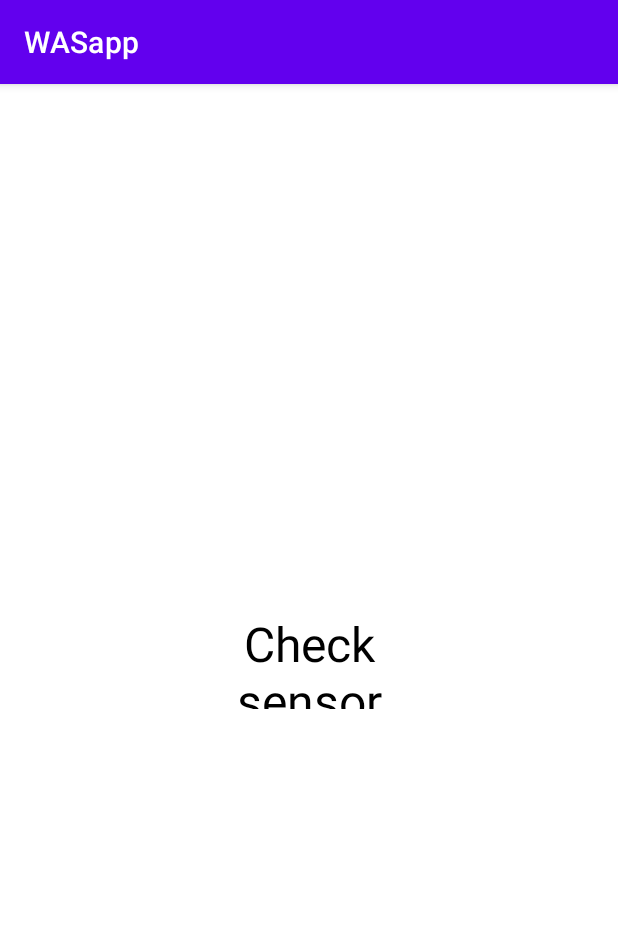
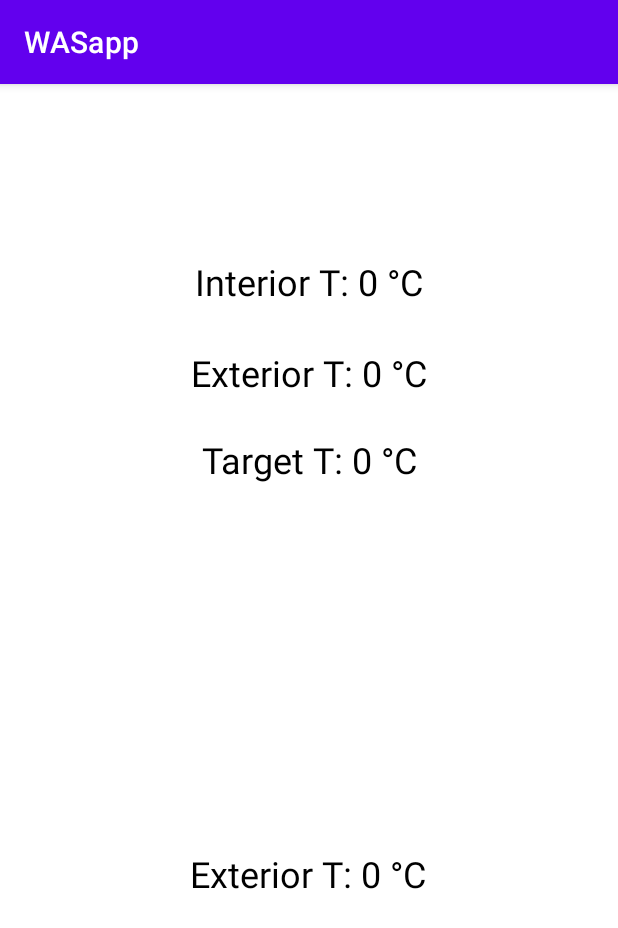
Before and after one commit to FabriceTUe/WASapp, an Android app: the screen it shows after launch (MainActivity), on a phone screen of 412 x 824 dp. Shown: the top 928 px of the screen. Run offline under Robolectric (Android 15) with nearby library versions, the phone set to English and light mode, and no system bars; network calls fail; 1 statement that could not run was skipped.

Commit message:
Added UI updater

```diff
--- a/app/src/main/java/com/example/wasapp/ClientLoopTask.java
+++ b/app/src/main/java/com/example/wasapp/ClientLoopTask.java
@@ -12,18 +12,29 @@ public class ClientLoopTask extends AsyncTask<Void, Void, Void> {
     private String errorText;
     private TextView notificationText;
     private Context context;
-    private static Notifier notifier;
+    private Notifier notifier;
+    private InterfaceUpdater interfaceUpdater;
+    private Settings settings;
 
     // Singleton:
     private static ClientLoopTask instance;
     private ClientLoopTask() {}
-    public static synchronized ClientLoopTask getInstance(Context context) {
+    public static synchronized ClientLoopTask getInstance(Context context,
+                                                          TextView interiorTemperatureText,
+                                                          TextView exteriorTemperatureText,
+                                                          TextView targetTemperatureText,
+                                                          TextView notificationText,
+                                                          Settings settings) {
         if (instance == null) {
             instance = new ClientLoopTask();
             instance.context = context;
-            notifier = new Notifier(context);
+            instance.notifier = new Notifier(context);
+            instance.interfaceUpdater = new InterfaceUpdater(context,
+                    interiorTemperatureText, exteriorTemperatureText,
+                    targetTemperatureText, notificationText);
             instance.errorText =
                     "Check sensor connection.";
+            instance.settings = settings;
             elapsed = System.currentTimeMillis();
         }
         return instance;
@@ -57,17 +68,8 @@ public class ClientLoopTask extends AsyncTask<Void, Void, Void> {
                 continue; // try again immediately
             }
 
-            if (temperature < targetTemperature &&
-            secondsSinceLastNotification > 30 &&
-            !hasBeenNotified) {
-                secondsSinceLastNotification = 0;
-                notifier.NotifyClose();
-            } else if (temperature > targetTemperature &&
-            secondsSinceLastNotification > 30 &&
-            !hasBeenNotified) {
-                secondsSinceLastNotification = 0;
-                notifier.NotifyOpen();
-            }
+            interfaceUpdater.updateInterface(settings, temperature,
+                    10, secondsSinceLastNotification); // update interface
 
             try {
                 Thread.sleep(5000); // sleep 5 seconds until next iteration...
--- /dev/null
+++ b/app/src/main/java/com/example/wasapp/InterfaceUpdater.java
@@ -0,0 +1,63 @@
+package com.example.wasapp;
+
+import android.content.Context;
+import android.widget.TextView;
+
+public class InterfaceUpdater {
+    private Notifier notifier;
+    private Context context;
+    private TextView interiorTemperatureText;
+    private TextView exteriorTemperatureText;
+    private TextView targetTemperatureText;
+    private TextView notificationText;
+
+    private String openWindowsText = "Open your windows.";
+    private String closeWindowsText = "Close your windows.";
+    private String defaultText = "Window state optimal.";
+
+    public InterfaceUpdater(Context context, TextView interiorTemperatureText,
+                            TextView exteriorTemperatureText,
+                            TextView targetTemperatureText,
+                            TextView notificationText) {
+        this.context = context;
+        this.interiorTemperatureText = interiorTemperatureText;
+        this.exteriorTemperatureText = exteriorTemperatureText;
+        this.targetTemperatureText = targetTemperatureText;
+        this.notificationText = notificationText;
+        notifier = new Notifier(context);
+    }
+
+    public void updateInterface(Settings settings, float exteriorTemperature,
+                                float interiorTemperature, int clock) {
+        exteriorTemperatureText.setText("Exterior T: " + exteriorTemperature);
+        interiorTemperatureText.setText("Interior T: " + interiorTemperature);
+        targetTemperatureText.setText("Target T: " + settings.getTargetTemperature());
+
+        if (clock < settings.getMessageDelay())
+            return; // if the last message is too recent, immediately return
+
+        if (interiorTemperature > exteriorTemperature + settings.getTemperatureTolerance() &&
+        settings.getTargetTemperature() < interiorTemperature) {
+            notifier.NotifyOpen(); // you stand to gain cooling by opening windows
+            notificationText.setText(openWindowsText);
+            return;
+        } else if (interiorTemperature > exteriorTemperature + settings.getTemperatureTolerance() &&
+        settings.getTargetTemperature() > interiorTemperature) {
+            notifier.NotifyClose(); // you stand to retain heat by closing windows
+            notificationText.setText(closeWindowsText);
+            return;
+        } else if (interiorTemperature < exteriorTemperature - settings.getTemperatureTolerance() &&
+        settings.getTargetTemperature() < interiorTemperature) {
+            notifier.NotifyClose(); // you stand to retain cool air by closing windows
+            notificationText.setText(closeWindowsText);
+            return;
+        } else if (interiorTemperature < exteriorTemperature - settings.getTemperatureTolerance() &&
+        settings.getTargetTemperature() > interiorTemperature) {
+            notifier.NotifyOpen(); // you stand to gain heat by opening windows
+            notificationText.setText(openWindowsText);
+            return;
+        }
+
+        notificationText.setText(defaultText);
+    }
+}
--- a/app/src/main/java/com/example/wasapp/MainActivity.java
+++ b/app/src/main/java/com/example/wasapp/MainActivity.java
@@ -15,7 +15,7 @@ public class MainActivity extends AppCompatActivity {
     private OkHttpClient httpClient = new OkHttpClient();
     private String url = "https://192.168.43.82/temperature"; // store url of ESP8266
     private String temperature;
-    private ClientLoopTask notifierTask;
+    private ClientLoopTask clientLoopTask;
 
     @Override
     protected void onCreate(Bundle savedInstanceState) {
@@ -24,30 +24,20 @@ public class MainActivity extends AppCompatActivity {
         // set content of activity:
         setContentView(R.layout.activity_main);
         // Get handle on textview:
-        TextView temperatureText = findViewById(R.id.temperatureText);
-        notifierTask = ClientLoopTask.getInstance(this);
-        notifierTask.setTargetTemperature(-1);
-        notifierTask.setNotificationText(temperatureText);
-        notifierTask.execute();
+        TextView interiorTemperatureText = findViewById(R.id.interiorTemperatureText);
+        TextView exteriorTemperatureText = findViewById(R.id.exteriorTemperatureText);
+        TextView targetTemperatureText = findViewById(R.id.targetTemperatureText);
+        TextView notificationText = findViewById(R.id.notificationText);
+        Settings settings = Settings.getInstance();
 
-//        // Get temperature by querying ESP8266:
-//        RetrieveTemperatureTask temperatureTask =
-//                new RetrieveTemperatureTask(); // create task to get temperature
-//        temperatureTask.execute();
-//        try {
-//            temperature = temperatureTask.get(); // actually get the temperature
-//            Log.d("DEBUG:", temperature);
-//        } catch (ExecutionException e) {
-//            throw new RuntimeException(e);
-//        } catch (InterruptedException e) {
-//            throw new RuntimeException(e);
-//        }
-//        temperatureText.setText(temperature); // set the text to temperature
+        clientLoopTask = ClientLoopTask.getInstance(this, interiorTemperatureText,
+                exteriorTemperatureText, targetTemperatureText, notificationText, settings);
+        clientLoopTask.execute();
     }
 
     @Override
     protected void onDestroy() {
-        notifierTask.cancel(true); // close down the background task...
+        clientLoopTask.cancel(true); // close down the background task...
         super.onDestroy();
     }
 }
--- a/app/src/main/java/com/example/wasapp/Settings.java
+++ b/app/src/main/java/com/example/wasapp/Settings.java
@@ -1,9 +1,9 @@
 package com.example.wasapp;
 
 public class Settings {
-    float targetTemperature;
-    float temperatureTolerance;
-    int messageDelay;
+    private float targetTemperature;
+    private float temperatureTolerance;
+    private int messageDelay;
 
     // Singleton
     private static Settings instance;
@@ -11,6 +11,9 @@ public class Settings {
     public static synchronized Settings getInstance() {
         if (instance == null) {
             instance = new Settings();
+            instance.targetTemperature = -1; // set defaults...
+            instance.temperatureTolerance = 0;
+            instance.messageDelay = 30;
         }
 
         return instance;
@@ -19,12 +22,21 @@ public class Settings {
     public void setTargetTemperature(float targetTemperature) {
         this.targetTemperature = targetTemperature;
     }
+    public float getTargetTemperature() {
+        return targetTemperature;
+    }
 
     public void setTemperatureTolerance(float temperatureTolerance) {
         this.temperatureTolerance = temperatureTolerance;
+    }
+    public float getTemperatureTolerance() {
+        return temperatureTolerance;
     }
 
     public void setMessageDelay(int messageDelay) {
         this.messageDelay = messageDelay;
     }
+    public int getMessageDelay() {
+        return messageDelay;
+    }
 }
--- a/app/src/main/res/layout/activity_main.xml
+++ b/app/src/main/res/layout/activity_main.xml
@@ -8,16 +8,60 @@
     tools:context=".MainActivity">
 
     <TextView
-        android:id="@+id/temperatureText"
-        android:layout_width="189dp"
-        android:layout_height="65dp"
-        android:text="0 °C"
+        android:id="@+id/interiorTemperatureText"
+        android:layout_width="201dp"
+        android:layout_height="42dp"
+        android:text="Interior T: 0 °C"
         android:textAlignment="center"
         android:textColor="#000000"
-        android:textSize="32sp"
+        android:textSize="24sp"
         app:layout_constraintBottom_toBottomOf="parent"
         app:layout_constraintEnd_toEndOf="parent"
         app:layout_constraintStart_toStartOf="parent"
-        app:layout_constraintTop_toTopOf="parent" />
+        app:layout_constraintTop_toTopOf="parent"
+        app:layout_constraintVertical_bias="0.159" />
+
+    <TextView
+        android:id="@+id/exteriorTemperatureText"
+        android:layout_width="201dp"
+        android:layout_height="42dp"
+        android:text="Exterior T: 0 °C"
+        android:textAlignment="center"
+        android:textColor="#000000"
+        android:textSize="24sp"
+        app:layout_constraintBottom_toBottomOf="parent"
+        app:layout_constraintEnd_toEndOf="parent"
+        app:layout_constraintStart_toStartOf="parent"
+        app:layout_constraintTop_toTopOf="parent"
+        app:layout_constraintVertical_bias="0.242" />
+
+    <TextView
+        android:id="@+id/targetTemperatureText"
+        android:layout_width="201dp"
+        android:layout_height="42dp"
+        android:text="Target T: 0 °C"
+        android:textAlignment="center"
+        android:textColor="#000000"
+        android:textSize="24sp"
+        app:layout_constraintBottom_toBottomOf="parent"
+        app:layout_constraintEnd_toEndOf="parent"
+        app:layout_constraintStart_toStartOf="parent"
+        app:layout_constraintTop_toTopOf="parent"
+        app:layout_constraintVertical_bias="0.322" />
+
+    <TextView
+        android:id="@+id/notificationText"
+        android:layout_width="342dp"
+        android:layout_height="65dp"
+        android:text="Exterior T: 0 °C"
+        android:textAlignment="center"
+        android:textColor="#000000"
+        android:textSize="24sp"
+        app:layout_constraintBottom_toBottomOf="parent"
+        app:layout_constraintEnd_toEndOf="parent"
+        app:layout_constraintHorizontal_bias="0.492"
+        app:layout_constraintStart_toStartOf="parent"
+        app:layout_constraintTop_toTopOf="parent"
+        app:layout_constraintVertical_bias="0.726" />
 
 </androidx.constraintlayout.widget.ConstraintLayout>
```
